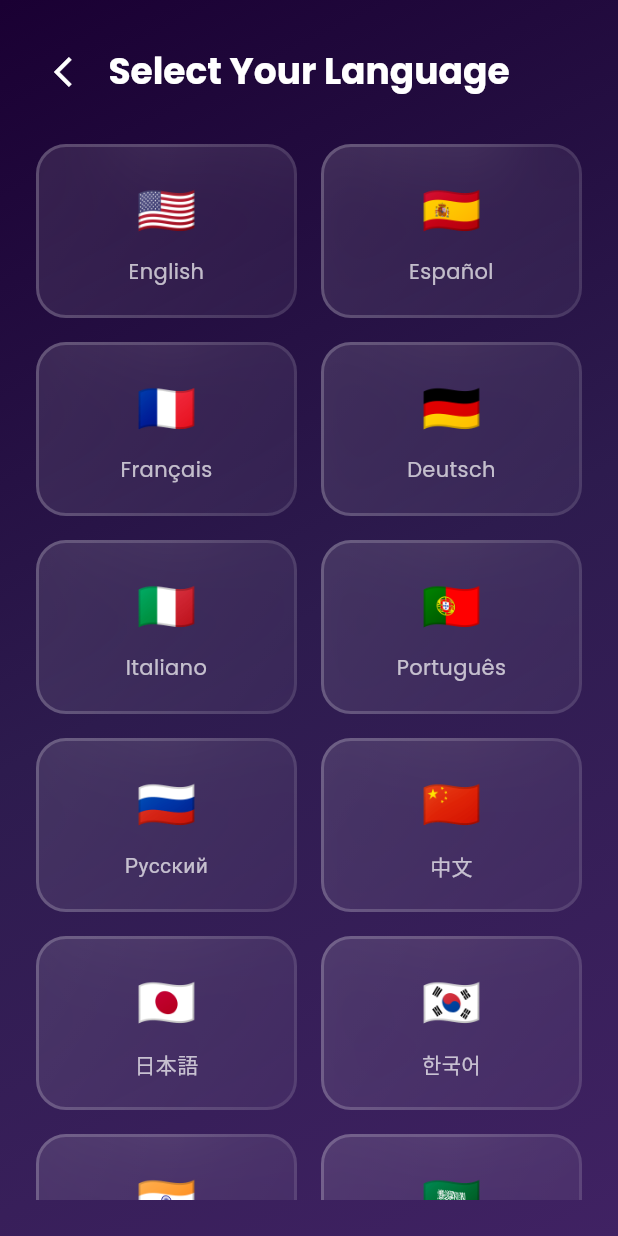
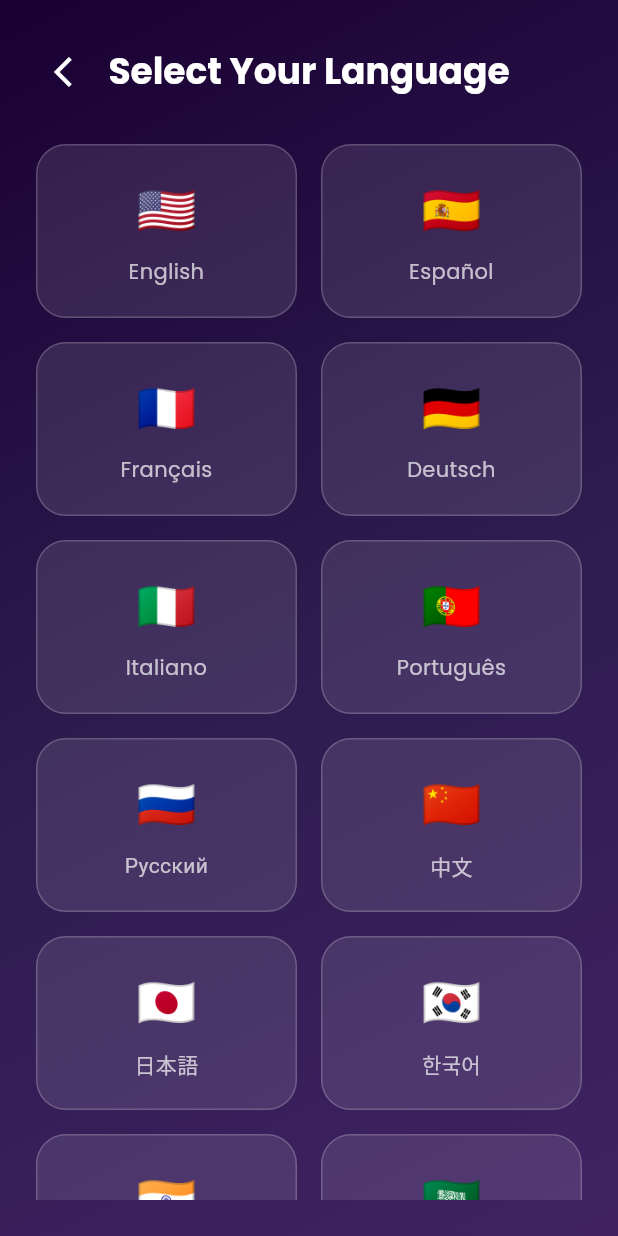
Before and after one commit to rusger/mobile-AIA, a Flutter app: the LanguageSelectionScreen screen opened directly, on a phone screen of 412 x 824 dp. Run offline on Flutter 3.47's test engine with Material 3 defaults, Android fonts, the phone set to English and light mode, and no system bars; drawn by our look-alikes of flutter_animate, glassmorphism; our stand-ins replace google_fonts, shared_preferences; missing offline and left inert: country_state_city_picker; accounts and stored records are empty.

```diff
--- a/lib/screens/language_selection_screen.dart
+++ b/lib/screens/language_selection_screen.dart
@@ -4,7 +4,7 @@ import 'package:shared_preferences/shared_preferences.dart';
 import 'package:flutter_animate/flutter_animate.dart';
 import '../main.dart';
 import '../widgets/gradient_background.dart';
-import '../widgets/glass_container.dart';
+// Removed glass_container import - using custom containers instead
 import '../core/constants/app_constants.dart';
 import '../l10n/app_localizations.dart';
 import 'birth_info_screen.dart';
@@ -101,9 +101,19 @@ class _LanguageSelectionScreenState extends State<LanguageSelectionScreen> {
                       final language = AppConstants.supportedLanguages[index];
                       final isSelected = selectedLanguage == language['code'];
 
-                      return GlassContainer(
+                      return InkWell(
                         onTap: () => _setLanguage(language['code']!),
-                        isSelected: isSelected,
+                        borderRadius: BorderRadius.circular(20),
+                        child: Container(
+                          padding: const EdgeInsets.all(16),
+                          decoration: BoxDecoration(
+                            borderRadius: BorderRadius.circular(20),
+                            color: Colors.white.withOpacity(isSelected ? 0.2 : 0.1),
+                            border: Border.all(
+                              color: Colors.white.withOpacity(isSelected ? 0.5 : 0.2),
+                              width: isSelected ? 2 : 1,
+                            ),
+                          ),
                           child: Column(
                             mainAxisAlignment: MainAxisAlignment.center,
                             children: [
@@ -123,6 +133,7 @@ class _LanguageSelectionScreenState extends State<LanguageSelectionScreen> {
                               ),
                             ],
                           ),
+                        ),
                       ).animate().scale(
                         delay: Duration(milliseconds: 50 * index),
                         duration: 400.ms,
```
Also changed, not shown: lib/screens/birth_info_screen.dart (+47 -13 lines). Lines whose indentation alone changed are shown as unchanged.
